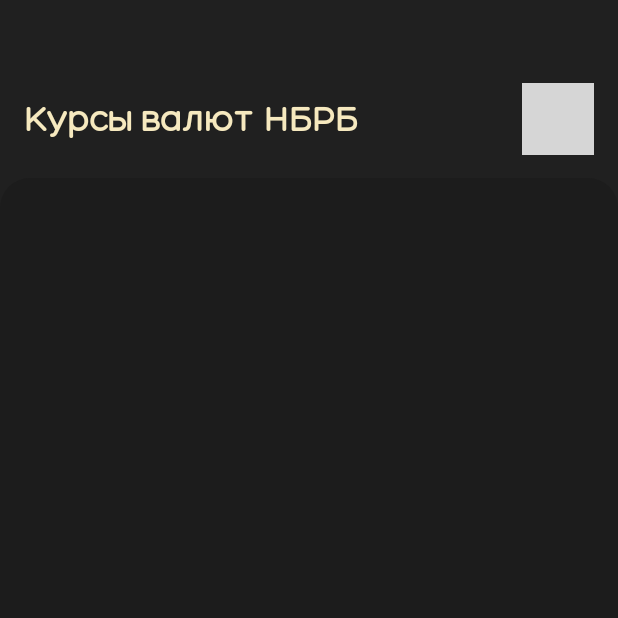
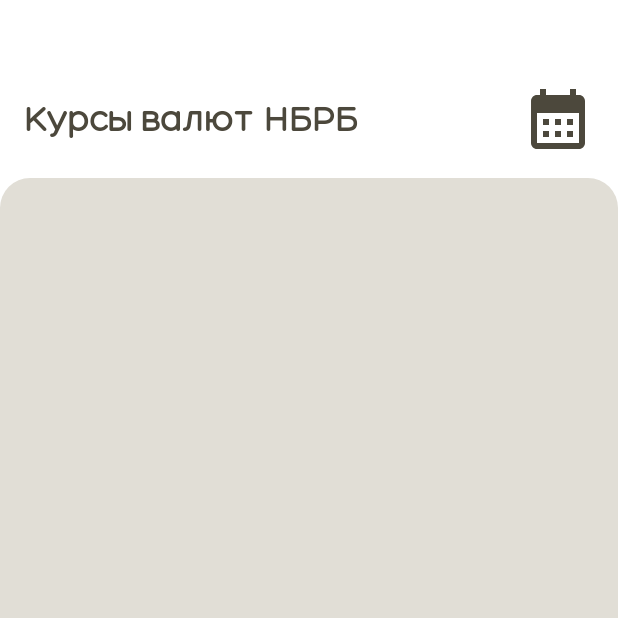
Before and after one commit to ASmlnk/ExchangeRates, an Android app: the screen it shows after launch (MainActivity), on a phone screen of 412 x 824 dp, the top half of it. Run offline under Robolectric (Android 15) with nearby library versions, the phone set to English and light mode, and no system bars; our stand-ins replace Dagger/Hilt's generated code, Room's generated code; grey boxes are pictures that could not be loaded.

Commit message:
git pull origin master --allow-unrelated-histories

```diff
--- a/app/src/main/AndroidManifest.xml
+++ b/app/src/main/AndroidManifest.xml
@@ -5,15 +5,14 @@
     <uses-permission android:name="android.permission.INTERNET"/>
     <uses-permission android:name="android.permission.ACCESS_NETWORK_STATE"/>
 
-
     <application
         android:name=".MyApplication"
         android:allowBackup="true"
         android:dataExtractionRules="@xml/data_extraction_rules"
         android:fullBackupContent="@xml/backup_rules"
-        android:icon="@mipmap/ic_launcher"
+        android:icon="@drawable/icon_app"
         android:label="@string/app_name"
-        android:roundIcon="@mipmap/ic_launcher_round"
+        android:roundIcon="@drawable/icon_app"
         android:supportsRtl="true"
         android:theme="@style/Theme.ExchangeRates"
         tools:targetApi="31">
--- a/app/src/main/java/com/example/asimalank/exchangerates/data/api/NbrbApi.kt
+++ b/app/src/main/java/com/example/asimalank/exchangerates/data/api/NbrbApi.kt
@@ -7,10 +7,7 @@ import retrofit2.http.Query
 
 interface NbrbApi {
     @GET(
-        "exrates/rates" /*+
-                "&format=json" +
-                "&nojsoncallback=0" +
-                "&extras=url_s"*/
+        "exrates/rates"
     )
     suspend fun fetchCurrency(
         @Query("ondate") onDate: String,
--- a/app/src/main/java/com/example/asimalank/exchangerates/data/database/CurrencyLocaleDao.kt
+++ b/app/src/main/java/com/example/asimalank/exchangerates/data/database/CurrencyLocaleDao.kt
@@ -14,4 +14,10 @@ interface CurrencyLocaleDao {
 
     @Insert(onConflict = OnConflictStrategy.REPLACE)
     suspend fun insertAll(data: List<CurrencyEntity>)
+
+    @Query("DELETE FROM currency_cache")
+    suspend fun clearAll()
+
+    @Query("SELECT COUNT(*) FROM currency_cache")
+    suspend fun countCurrencyEntities(): Int
 }
--- a/app/src/main/java/com/example/asimalank/exchangerates/data/repository/ExchangeRatesRepository.kt
+++ b/app/src/main/java/com/example/asimalank/exchangerates/data/repository/ExchangeRatesRepository.kt
@@ -9,4 +9,6 @@ interface ExchangeRatesRepository {
     suspend fun fetchCurrency(onDate: String, periodicity: String): Response<List<CurrencyDto>>
     suspend fun insertAllCache(data: List<CurrencyEntity>)
     fun currencyEntityStream(): Flow<List<CurrencyEntity>>
+    suspend fun clearAllCache()
+    suspend fun countCurrencyEntities(): Int
 }
--- a/app/src/main/java/com/example/asimalank/exchangerates/data/repository/ExchangeRatesRepositoryImpl.kt
+++ b/app/src/main/java/com/example/asimalank/exchangerates/data/repository/ExchangeRatesRepositoryImpl.kt
@@ -15,9 +15,13 @@ class ExchangeRatesRepositoryImpl @Inject constructor(
 
     override fun currencyEntityStream(): Flow<List<CurrencyEntity>> = currencyLocaleDao.getAll()
 
+    override suspend fun clearAllCache() = currencyLocaleDao.clearAll()
+
     override suspend fun fetchCurrency(onDate: String, periodicity: String) =
         nbrbApi.fetchCurrency(onDate, periodicity)
 
     override suspend fun insertAllCache(data: List<CurrencyEntity>) =
         currencyLocaleDao.insertAll(data)
+
+    override suspend fun countCurrencyEntities() = currencyLocaleDao.countCurrencyEntities()
 }
--- /dev/null
+++ b/app/src/main/res/drawable/baseline_calendar_month.xml
@@ -0,0 +1,5 @@
+<vector xmlns:android="http://schemas.android.com/apk/res/android" android:height="24dp" android:viewportHeight="24" android:viewportWidth="24" android:width="24dp">
+
+    <path android:fillColor="@color/text_item" android:pathData="M19,4h-1V2h-2v2H8V2H6v2H5C3.89,4 3.01,4.9 3.01,6L3,20c0,1.1 0.89,2 2,2h14c1.1,0 2,-0.9 2,-2V6C21,4.9 20.1,4 19,4zM19,20H5V10h14V20zM9,14H7v-2h2V14zM13,14h-2v-2h2V14zM17,14h-2v-2h2V14zM9,18H7v-2h2V18zM13,18h-2v-2h2V18zM17,18h-2v-2h2V18z"/>
+
+</vector>
--- /dev/null
+++ b/app/src/main/res/drawable/baseline_calendar_month_night.xml
@@ -0,0 +1,5 @@
+<vector xmlns:android="http://schemas.android.com/apk/res/android" android:height="24dp" android:viewportHeight="24" android:viewportWidth="24" android:width="24dp">
+
+    <path android:fillColor="@color/text_item_night" android:pathData="M19,4h-1V2h-2v2H8V2H6v2H5C3.89,4 3.01,4.9 3.01,6L3,20c0,1.1 0.89,2 2,2h14c1.1,0 2,-0.9 2,-2V6C21,4.9 20.1,4 19,4zM19,20H5V10h14V20zM9,14H7v-2h2V14zM13,14h-2v-2h2V14zM17,14h-2v-2h2V14zM9,18H7v-2h2V18zM13,18h-2v-2h2V18zM17,18h-2v-2h2V18z"/>
+
+</vector>
--- a/app/src/main/res/layout-land/fragment_exchange_rates.xml
+++ b/app/src/main/res/layout-land/fragment_exchange_rates.xml
@@ -4,11 +4,10 @@
     android:layout_width="match_parent"
     android:layout_height="match_parent">
 
-    <LinearLayout
+    <androidx.constraintlayout.widget.ConstraintLayout
+        style="@style/BackgroundFragment"
         android:layout_width="match_parent"
-        android:layout_height="match_parent"
-        style="@style/BackgroundFragment"
-        android:orientation="vertical">
+        android:layout_height="match_parent">
 
         <TextView
             android:id="@+id/textView"
@@ -17,36 +16,43 @@
             android:layout_height="wrap_content"
             android:layout_marginStart="16dp"
             android:layout_marginTop="48dp"
-            android:layout_marginBottom="24dp"
             android:text="@string/name_cur"
             app:layout_constraintStart_toStartOf="parent"
             app:layout_constraintTop_toTopOf="parent" />
 
         <androidx.swiperefreshlayout.widget.SwipeRefreshLayout
             android:id="@+id/swipeRefreshLayout"
+            style="@style/BackgroundRecycler"
             android:layout_width="match_parent"
-            android:layout_height="match_parent">
+            android:layout_height="0dp"
+            android:layout_marginTop="24dp"
+            app:layout_constraintBottom_toBottomOf="parent"
+            app:layout_constraintEnd_toEndOf="parent"
+            app:layout_constraintStart_toStartOf="parent"
+            app:layout_constraintTop_toBottomOf="@+id/textView">
 
             <androidx.recyclerview.widget.RecyclerView
                 android:id="@+id/list_exchange_rates"
                 android:layout_width="match_parent"
+                android:layout_height="0dp"
                 android:paddingTop="12dp"
-                android:layout_height="0dp"
                 app:layoutManager="androidx.recyclerview.widget.GridLayoutManager"
-                app:spanCount="2"
-                style="@style/BackgroundRecycler" />
+                app:spanCount="2" />
+
 
         </androidx.swiperefreshlayout.widget.SwipeRefreshLayout>
 
-    </LinearLayout>
+        <ImageView
+            android:id="@+id/calendar_button"
+            android:layout_width="48dp"
+            android:layout_height="48dp"
+            android:layout_marginEnd="16dp"
+            android:src="@drawable/baseline_calendar_month_night"
+            app:layout_constraintBottom_toBottomOf="@+id/textView"
+            app:layout_constraintEnd_toEndOf="parent"
+            app:layout_constraintTop_toTopOf="@+id/textView" />
 
-    <ProgressBar
-        android:id="@+id/progressBar"
-        style="?android:attr/progressBarStyle"
-        android:layout_width="wrap_content"
-        android:layout_height="wrap_content"
-        android:layout_gravity="center"
-        android:visibility="gone" />
+    </androidx.constraintlayout.widget.ConstraintLayout>
 
     <TextView
         android:id="@+id/text_error"
--- a/app/src/main/res/layout/fragment_exchange_rates.xml
+++ b/app/src/main/res/layout/fragment_exchange_rates.xml
@@ -1,12 +1,12 @@
 <?xml version="1.0" encoding="utf-8"?>
 <FrameLayout xmlns:android="http://schemas.android.com/apk/res/android"
     xmlns:app="http://schemas.android.com/apk/res-auto"
-    xmlns:tools="http://schemas.android.com/tools"
     android:layout_width="match_parent"
     android:layout_height="match_parent">
 
     <androidx.constraintlayout.widget.ConstraintLayout
         android:layout_width="match_parent"
+        style="@style/BackgroundFragment"
         android:layout_height="match_parent">
 
         <TextView
@@ -14,7 +14,6 @@
             style="@style/TextNameCur"
             android:layout_width="wrap_content"
             android:layout_height="wrap_content"
-
             android:layout_marginStart="16dp"
             android:layout_marginTop="64dp"
             android:text="@string/name_cur"
@@ -23,8 +22,8 @@
 
         <androidx.swiperefreshlayout.widget.SwipeRefreshLayout
             android:id="@+id/swipeRefreshLayout"
+            style="@style/BackgroundRecycler"
             android:layout_width="match_parent"
-            style="@style/BackgroundRecycler"
             android:layout_height="0dp"
             android:layout_marginTop="24dp"
             app:layout_constraintBottom_toBottomOf="parent"
@@ -34,10 +33,8 @@
 
             <androidx.recyclerview.widget.RecyclerView
                 android:id="@+id/list_exchange_rates"
-
                 android:layout_width="match_parent"
                 android:layout_height="0dp"
-
                 android:paddingTop="12dp"
                 app:layoutManager="androidx.recyclerview.widget.LinearLayoutManager" />
 
@@ -48,7 +45,7 @@
             android:layout_width="48dp"
             android:layout_height="48dp"
             android:layout_marginEnd="16dp"
-            android:src="@drawable/baseline_calendar_month_24"
+            style="@style/ImageCalendarColor"
             app:layout_constraintBottom_toBottomOf="@+id/textView"
             app:layout_constraintEnd_toEndOf="parent"
             app:layout_constraintTop_toTopOf="@+id/textView" />
@@ -65,5 +62,4 @@
         android:text="@string/exception_cur"
         android:visibility="gone" />
 
-
 </FrameLayout>
--- a/app/src/main/res/values-night/themes.xml
+++ b/app/src/main/res/values-night/themes.xml
@@ -10,7 +10,7 @@
     <style name="BaseTextViewStyle">
         <item name="android:layout_width">wrap_content</item>
         <item name="android:layout_height">wrap_content</item>
-        <item name="android:textColor">@color/text_item</item> <!-- Оранжевый цвет текста -->
+        <item name="android:textColor">@color/text_item_night</item> <!-- Оранжевый цвет текста -->
         <item name="android:textSize">14sp</item> <!-- Размер текста -->
         <item name="android:fontFamily">@font/ru_hero</item> <!-- Шрифт -->
         <item name="android:padding">0dp</item> <!-- Внутренние отступы -->
@@ -54,5 +54,8 @@
         <item name="android:background">@drawable/currency_scale_background_night</item>
     </style>
 
+    <style name="ImageCalendarColor">
+        <item name="android:src">@drawable/baseline_calendar_month_night</item>
+    </style>
 
 </resources>
--- a/app/src/main/res/values/colors.xml
+++ b/app/src/main/res/values/colors.xml
@@ -5,10 +5,11 @@
     <color name="background_night">#202020</color>
     <color name="white">#FFFFFF</color>
     <color name="red">#CF1414</color>
-    <color name="text_item">#F6E9BF</color>
+    <color name="text_item_night">#F6E9BF</color>
+    <color name="text_item">#4C483C</color>
     <color name="background_scale">#F8F0D6</color>
     <color name="background_fragment">#2B2B29</color>
     <color name="background_item_cur_name">#FFCDA7</color>
-    <color name="background_recycler">#1C1C1C</color>
+    <color name="background_recycler">#222222</color>
 
 </resources>
--- a/app/src/main/res/values/themes.xml
+++ b/app/src/main/res/values/themes.xml
@@ -1,4 +1,7 @@
-<resources xmlns:tools="http://schemas.android.com/tools">
+<resources xmlns:tools="http://schemas.android.com/tools"
+    xmlns:app="http://schemas.android.com/apk/res-auto"
+    xmlns:android="http://schemas.android.com/apk/res/android">
+
     <!-- Base application theme. -->
     <style name="Base.Theme.ExchangeRates" parent="Theme.Material3.DayNight.NoActionBar">
         <!-- Customize your light theme here. -->
@@ -12,10 +15,10 @@
     <style name="BaseTextViewStyle">
         <item name="android:layout_width">wrap_content</item>
         <item name="android:layout_height">wrap_content</item>
-        <item name="android:textColor">@color/text_item</item> <!-- Оранжевый цвет текста -->
-        <item name="android:textSize">16sp</item> <!-- Размер текста -->
-        <item name="android:fontFamily">@font/ru_hero</item> <!-- Шрифт -->
-        <item name="android:padding">0dp</item> <!-- Внутренние отступы -->
+        <item name="android:textColor">@color/text_item</item>
+        <item name="android:textSize">14sp</item>
+        <item name="android:fontFamily">@font/ru_hero</item>
+        <item name="android:padding">0dp</item>
     </style>
 
     <style name="TextNameCur" parent="BaseTextViewStyle">
@@ -30,20 +33,22 @@
     <style name="TextCurScale" parent="BaseTextViewStyle">
         <item name="android:gravity">center</item>
         <item name="android:textColor">@color/black</item>
-        <item name="android:textSize">14sp</item>
+        <item name="android:textSize">12sp</item>
     </style>
 
     <style name="TextItemCurName" parent="BaseTextViewStyle">
-        <item name="android:textColor">@color/white</item>
+        <item name="android:textColor">@color/background_item_cur_name</item>
         <item name="android:textStyle">bold</item>
+        <item name="android:textSize">18sp</item>
     </style>
 
     <style name="BackgroundFragment">
-        <item name="android:background">@color/background_fragment</item>
+        <item name="android:background">@color/white</item>
     </style>
 
     <style name="BackgroundRecycler">
         <item name="android:background">@drawable/background_recycler_night</item>
+        <item name="android:backgroundTint">#E1DED6</item>
     </style>
 
     <style name="BackgroundCurrency">
@@ -54,4 +59,7 @@
         <item name="android:background">@drawable/currency_scale_background_night</item>
     </style>
 
+    <style name="ImageCalendarColor">
+        <item name="android:src">@drawable/baseline_calendar_month</item>
+    </style>
 </resources>
```
Also changed, not shown: app/src/main/java/com/example/asimalank/exchangerates/domain/interactor/ExchangeRatesInteractorImpl.kt (+8 -1 lines), app/src/main/res/drawable/background_recycler.xml (added, +9 -0 lines), app/src/main/res/drawable/icon_app.xml (added, +38 -0 lines).
